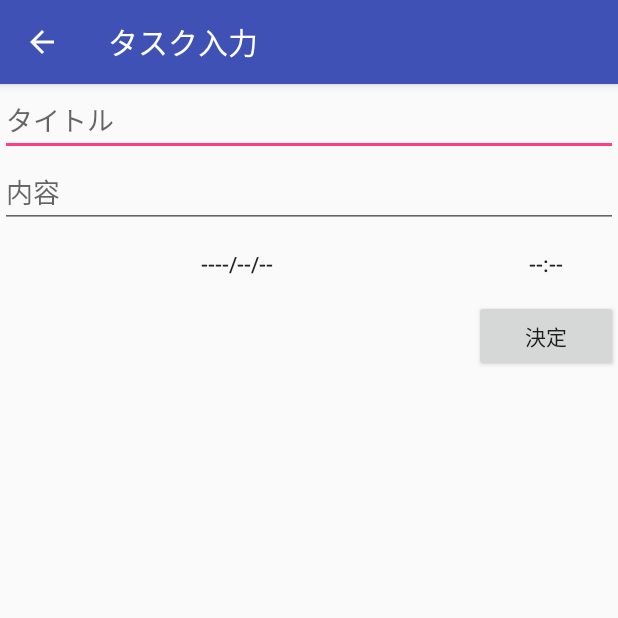
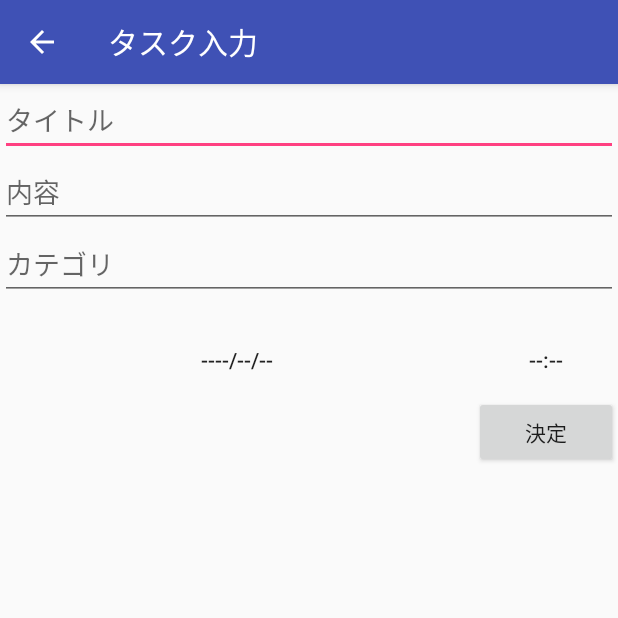
Before and after one commit to critical-bug/android-TaskApp, an Android app: the InputActivity screen opened directly, with no data from a screen before it, on a phone screen of 412 x 824 dp, the top half of it. Run offline under Robolectric (Android 15) with nearby library versions, the phone set to English and light mode, and no system bars; libraries missing offline, so code that uses them is left out: io.realm; 3 statements that could not run were skipped.

Commit message:
カテゴリフィールドの追加とマイグレーション

```diff
--- a/app/src/main/java/jp/techacademy/critical_bug/taskapp/MainActivity.java
+++ b/app/src/main/java/jp/techacademy/critical_bug/taskapp/MainActivity.java
@@ -6,7 +6,6 @@ import android.content.DialogInterface;
 import android.content.Intent;
 import android.os.Bundle;
 import android.support.design.widget.FloatingActionButton;
-import android.support.design.widget.Snackbar;
 import android.support.v7.app.AlertDialog;
 import android.support.v7.app.AppCompatActivity;
 import android.view.View;
@@ -42,7 +41,8 @@ public class MainActivity extends AppCompatActivity {
             }
         });
 
-        mRealm = Realm.getDefaultInstance();
+        // 必要ならマイグレーションする
+        mRealm = Realm.getInstance(TaskApp.realmConfiguration);
         mTaskRealmResults = mRealm.where(Task.class).findAll().sort("date", Sort.DESCENDING);
         mRealm.addChangeListener(new RealmChangeListener<Realm>() {
             @Override
@@ -143,6 +143,7 @@ public class MainActivity extends AppCompatActivity {
             newTask.setTitle(task.getTitle());
             newTask.setContent(task.getContent());
             newTask.setDate(task.getDate());
+            newTask.setCategory(task.getCategory());
 
             copiedTasks.add(newTask);
         }
--- a/app/src/main/java/jp/techacademy/critical_bug/taskapp/TaskAlarmReceiver.java
+++ b/app/src/main/java/jp/techacademy/critical_bug/taskapp/TaskAlarmReceiver.java
@@ -27,7 +27,7 @@ public class TaskAlarmReceiver extends BroadcastReceiver {
 
         // EXTRA_TASK から Task の id を取得して、 id から Task のインスタンスを取得する
         final int taskId = intent.getIntExtra(MainActivity.EXTRA_TASK, -1);
-        final Realm realm = Realm.getDefaultInstance();
+        final Realm realm = Realm.getInstance(TaskApp.realmConfiguration);
         final Task task = realm.where(Task.class).equalTo("id", taskId).findFirst();
 
         // タスクの情報を設定する
--- a/app/src/main/res/layout/content_input.xml
+++ b/app/src/main/res/layout/content_input.xml
@@ -18,11 +18,20 @@
         android:layout_height="wrap_content"
         android:layout_below="@id/title_edit_text"
         android:hint="内容" />
+    <EditText
+        android:layout_width="match_parent"
+        android:layout_height="wrap_content"
+        android:inputType="textPersonName"
+        android:hint="カテゴリ"
+        android:text=""
+        android:id="@+id/category_edit_text"
+        android:layout_below="@+id/content_edit_text"
+        android:layout_marginBottom="16dp"/>
     <Button
         android:id="@+id/date_button"
         android:layout_width="0dp"
         android:layout_height="wrap_content"
-        android:layout_below="@id/content_edit_text"
+        android:layout_below="@id/category_edit_text"
         android:layout_alignParentStart="true"
         android:layout_toLeftOf="@+id/times_button"
         android:text="----/--/--"
@@ -31,7 +40,7 @@
         android:id="@id/times_button"
         android:layout_width="96dp"
         android:layout_height="wrap_content"
-        android:layout_below="@id/content_edit_text"
+        android:layout_below="@id/category_edit_text"
         android:layout_alignParentRight="true"
         android:text="--:--"
         style="@style/Widget.AppCompat.Button.Borderless" />
@@ -42,5 +51,4 @@
         android:layout_below="@id/times_button"
         android:layout_alignParentRight="true"
         android:text="決定" />
-
 </RelativeLayout>
```
Also changed, not shown: app/src/main/java/jp/techacademy/critical_bug/taskapp/InputActivity.java (+8 -7 lines), app/src/main/java/jp/techacademy/critical_bug/taskapp/Migration.java (added, +22 -0 lines), app/src/main/java/jp/techacademy/critical_bug/taskapp/Task.java (+6 -7 lines), app/src/main/java/jp/techacademy/critical_bug/taskapp/TaskApp.java (+7 -0 lines).
